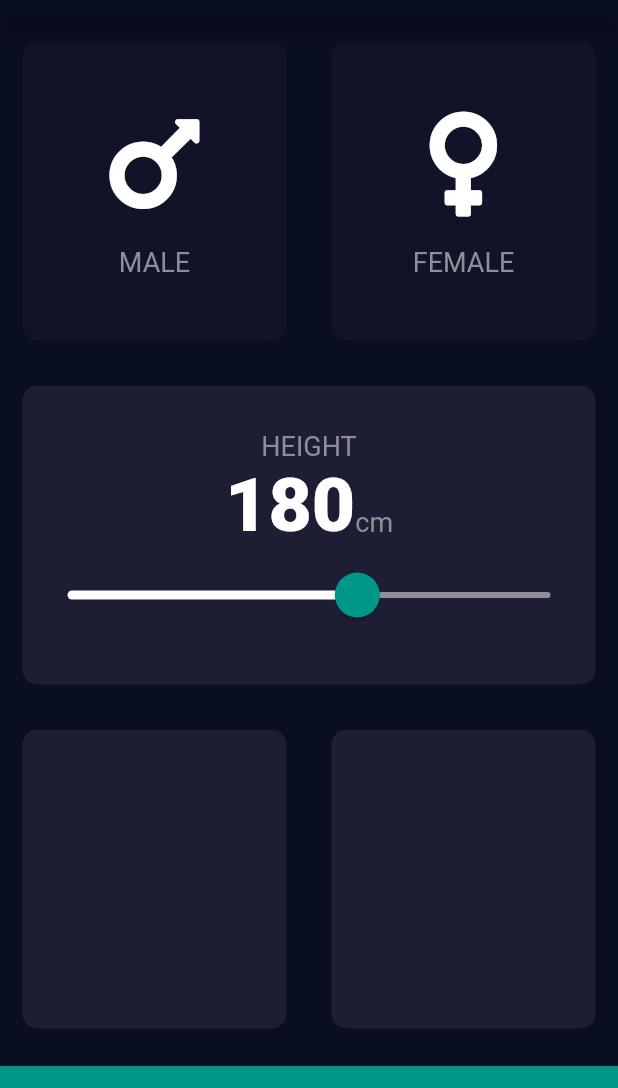
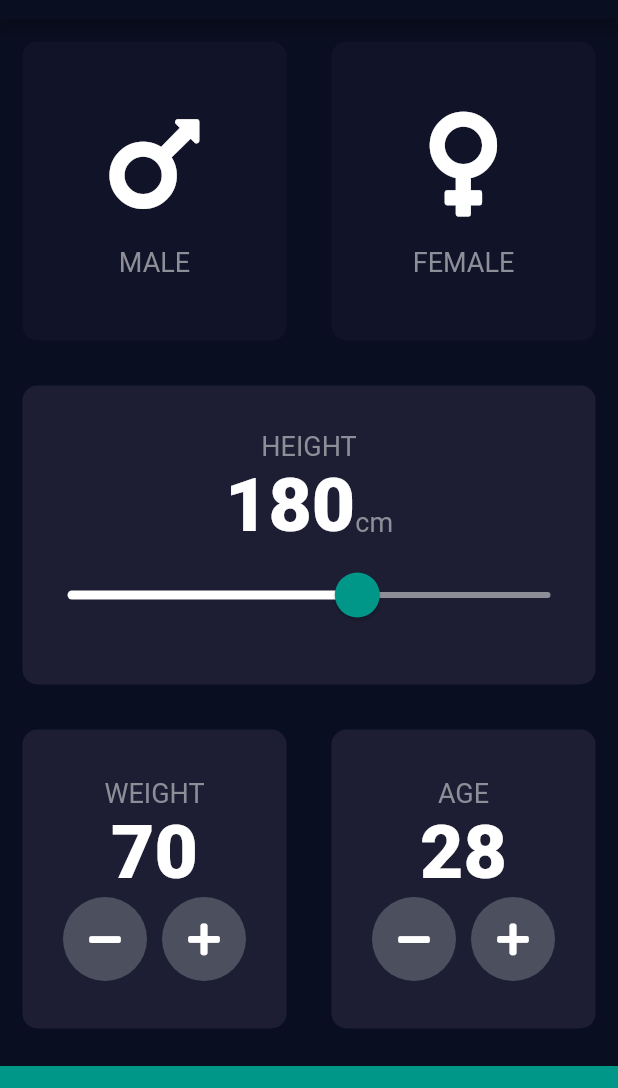
Before and after one commit to Gruja13/BMI-Calculator, a Flutter app: the screen it shows after launch, on a phone screen of 412 x 824 dp, the part 65-1153 px from its top. Run offline on Flutter 3.47's test engine with Material 2 defaults, Android fonts, the phone set to English and light mode, and no system bars; our stand-ins replace font_awesome_flutter.

Commit message:
Weight and age buttons added, func also

```diff
--- a/lib/input_page.dart
+++ b/lib/input_page.dart
@@ -18,7 +18,9 @@ class InputPage extends StatefulWidget {
 
 class _InputPageState extends State<InputPage> {
   GenderType selectedGender;
+  int age = 28;
   int height = 180;
+  int weight = 70;
 
   @override
   Widget build(BuildContext context) {
@@ -67,6 +69,7 @@ class _InputPageState extends State<InputPage> {
               ],
             ),
           ),
+          // Weight widget
           Expanded(
             child: new RefCard(
               color: kActiveCardColor,
@@ -122,14 +125,90 @@ class _InputPageState extends State<InputPage> {
           Expanded(
             child: Row(
               children: <Widget>[
+                // Weight widget
                 Expanded(
                   child: new RefCard(
                     color: kActiveCardColor,
+                    cardChild: Column(
+                      mainAxisAlignment: MainAxisAlignment.center,
+                      children: <Widget>[
+                        Text(
+                          'WEIGHT',
+                          style: kLabelTextStyle,
+                        ),
+                        Text(
+                          weight.toString(),
+                          style: kLabelHeight,
+                        ),
+                        Row(
+                          mainAxisAlignment: MainAxisAlignment.center,
+                          children: <Widget>[
+                            RoundIconButton(
+                              icon: FontAwesomeIcons.minus,
+                              onPressed: () {
+                                setState(() {
+                                  weight--;
+                                });
+                              },
+                            ),
+                            SizedBox(
+                              width: 10.0,
+                            ),
+                            RoundIconButton(
+                              icon: FontAwesomeIcons.plus,
+                              onPressed: () {
+                                setState(() {
+                                  weight++;
+                                });
+                              },
+                            ),
+                          ],
+                        ),
+                      ],
+                    ),
                   ),
                 ),
+                // Age widget
                 Expanded(
                   child: new RefCard(
                     color: kActiveCardColor,
+                    cardChild: Column(
+                      mainAxisAlignment: MainAxisAlignment.center,
+                      children: <Widget>[
+                        Text(
+                          'AGE',
+                          style: kLabelTextStyle,
+                        ),
+                        Text(
+                          age.toString(),
+                          style: kLabelHeight,
+                        ),
+                        Row(
+                          mainAxisAlignment: MainAxisAlignment.center,
+                          children: <Widget>[
+                            RoundIconButton(
+                              icon: FontAwesomeIcons.minus,
+                              onPressed: () {
+                                setState(() {
+                                  age--;
+                                });
+                              },
+                            ),
+                            SizedBox(
+                              width: 10.0,
+                            ),
+                            RoundIconButton(
+                              icon: FontAwesomeIcons.plus,
+                              onPressed: () {
+                                setState(() {
+                                  age++;
+                                });
+                              },
+                            ),
+                          ],
+                        ),
+                      ],
+                    ),
                   ),
                 ),
               ],
@@ -146,3 +225,25 @@ class _InputPageState extends State<InputPage> {
     );
   }
 }
+
+// New style buttons for Weight and age
+class RoundIconButton extends StatelessWidget {
+  RoundIconButton({@required this.icon, @required this.onPressed});
+
+  final IconData icon;
+  final Function onPressed;
+
+  @override
+  Widget build(BuildContext context) {
+    return RawMaterialButton(
+      child: Icon(icon),
+      onPressed: onPressed,
+      elevation: 0.0,
+      constraints: BoxConstraints.tightFor(width: 56.0, height: 56.0),
+      shape: CircleBorder(),
+//      Another way of making buttons
+//      shape: RoundedRectangleBorder(borderRadius: BorderRadius.circular(10.0)),
+      fillColor: Color(0xFF4C4F5E),
+    );
+  }
+}
```
